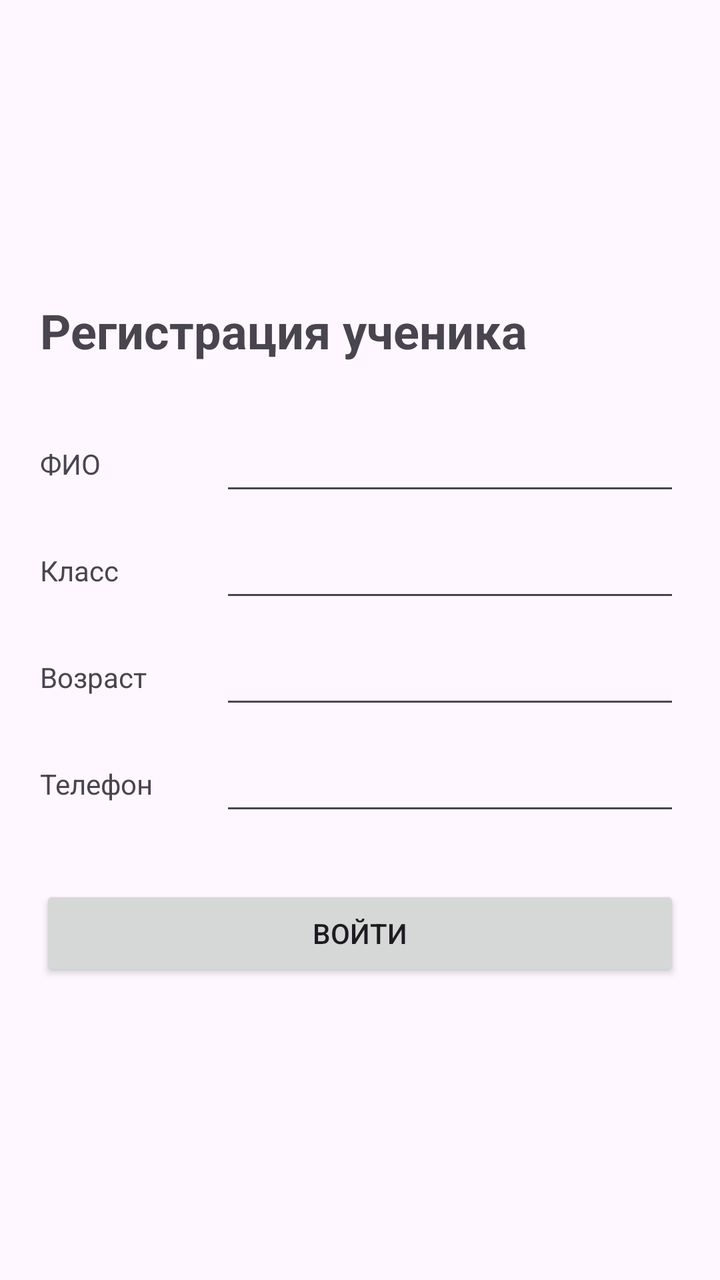
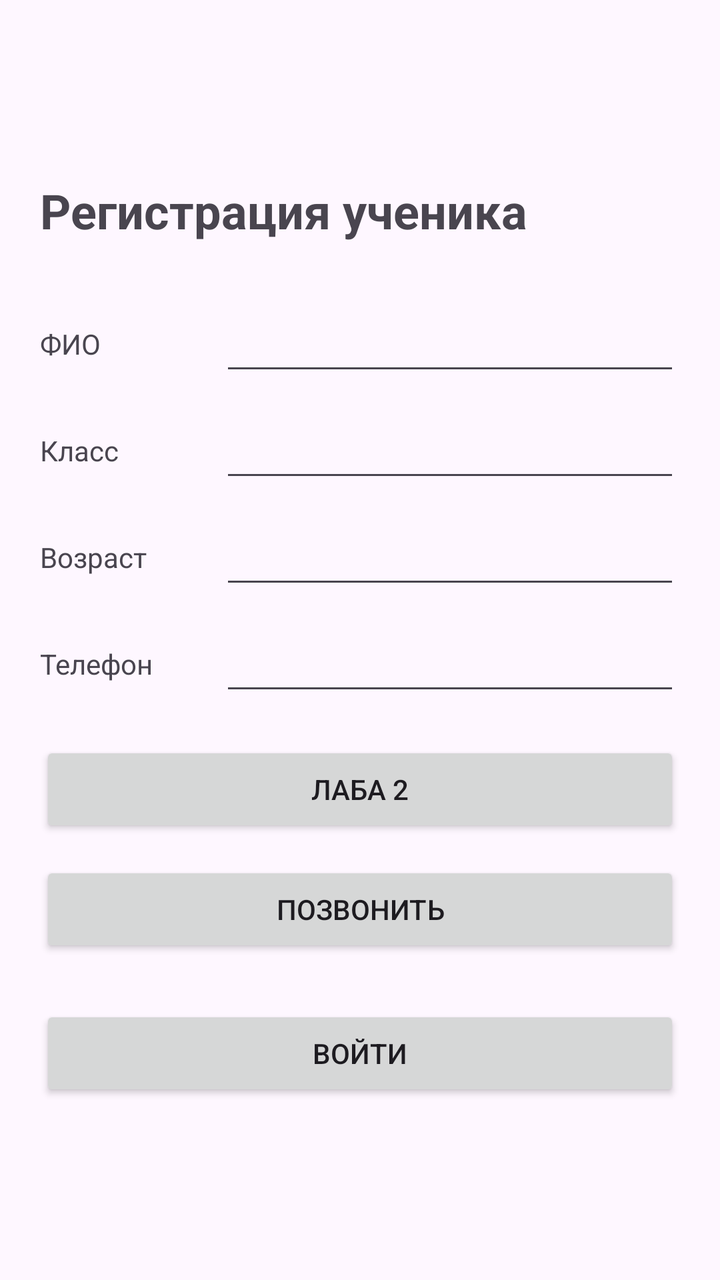

Screens rendered from an Android XML layout before and after an edit, with the pre-edit source and the edit as a unified diff.
<!-- AndroidManifest.xml: application theme Theme.Laba3 -->
<!-- res/layout/activity_main.xml -->
<?xml version="1.0" encoding="utf-8"?>
<ScrollView xmlns:android="http://schemas.android.com/apk/res/android"
    android:id="@+id/main"
    android:layout_width="match_parent"
    android:layout_height="match_parent"
    android:fillViewport="true">

    <LinearLayout
        android:layout_width="match_parent"
        android:layout_height="wrap_content"
        android:orientation="vertical"
        android:gravity="center_vertical"
        android:padding="20dp">

        <TextView
            android:layout_width="wrap_content"
            android:layout_height="wrap_content"
            android:text="Регистрация ученика"
            android:textSize="24sp"
            android:textStyle="bold"
            android:layout_marginBottom="24dp"/>

        <LinearLayout
            android:layout_width="match_parent"
            android:layout_height="wrap_content"
            android:orientation="horizontal"
            android:gravity="center_vertical"
            android:paddingVertical="6dp">
            <TextView
                android:layout_width="90dp"
                android:layout_height="wrap_content"
                android:text="ФИО"/>
            <EditText
                android:id="@+id/etFullName"
                android:layout_width="0dp"
                android:layout_height="wrap_content"
                android:layout_weight="1"
                android:inputType="textPersonName"/>
        </LinearLayout>

        <LinearLayout
            android:layout_width="match_parent"
            android:layout_height="wrap_content"
            android:orientation="horizontal"
            android:gravity="center_vertical"
            android:paddingVertical="6dp">
            <TextView
                android:layout_width="90dp"
                android:layout_height="wrap_content"
                android:text="Класс"/>
            <EditText
                android:id="@+id/etClass"
                android:layout_width="0dp"
                android:layout_height="wrap_content"
                android:layout_weight="1"
                android:inputType="text"/>
        </LinearLayout>

        <LinearLayout
            android:layout_width="match_parent"
            android:layout_height="wrap_content"
            android:orientation="horizontal"
            android:gravity="center_vertical"
            android:paddingVertical="6dp">
            <TextView
                android:layout_width="90dp"
                android:layout_height="wrap_content"
                android:text="Возраст"/>
            <EditText
                android:id="@+id/etAge"
                android:layout_width="0dp"
                android:layout_height="wrap_content"
                android:layout_weight="1"
                android:inputType="number"/>
        </LinearLayout>

        <LinearLayout
            android:layout_width="match_parent"
            android:layout_height="wrap_content"
            android:orientation="horizontal"
            android:gravity="center_vertical"
            android:paddingVertical="6dp">
            <TextView
                android:layout_width="90dp"
                android:layout_height="wrap_content"
                android:text="Телефон"/>
            <EditText
                android:id="@+id/etPhone"
                android:layout_width="0dp"
                android:layout_height="wrap_content"
                android:layout_weight="1"
                android:inputType="phone"/>
        </LinearLayout>

        <Button
            android:id="@+id/btnLogin"
            android:layout_width="match_parent"
            android:layout_height="wrap_content"
            android:layout_marginTop="24dp"
            android:text="Войти"/>

    </LinearLayout>
</ScrollView>
<!-- resources referenced by this layout -->
<resources>
  <style name="Theme.Laba3" parent="Base.Theme.Laba3" />
  <style name="Base.Theme.Laba3" parent="Theme.Material3.DayNight.NoActionBar">
          
          
      </style>
</resources>

<!-- the commit's change to res/layout/activity_main.xml (unified diff, before → after) -->
@@ -91,7 +91,19 @@
                 android:layout_weight="1"
                 android:inputType="phone"/>
         </LinearLayout>
+        <Button
+            android:id="@+id/btnLab2"
+            android:layout_width="match_parent"
+            android:layout_height="wrap_content"
+            android:layout_marginTop="12dp"
+            android:text="Лаба 2"/>
 
+        <Button
+            android:id="@+id/btnPhone"
+            android:layout_width="match_parent"
+            android:layout_height="wrap_content"
+            android:layout_marginTop="12dp"
+            android:text="Позвонить"/>
         <Button
             android:id="@+id/btnLogin"
             android:layout_width="match_parent"
